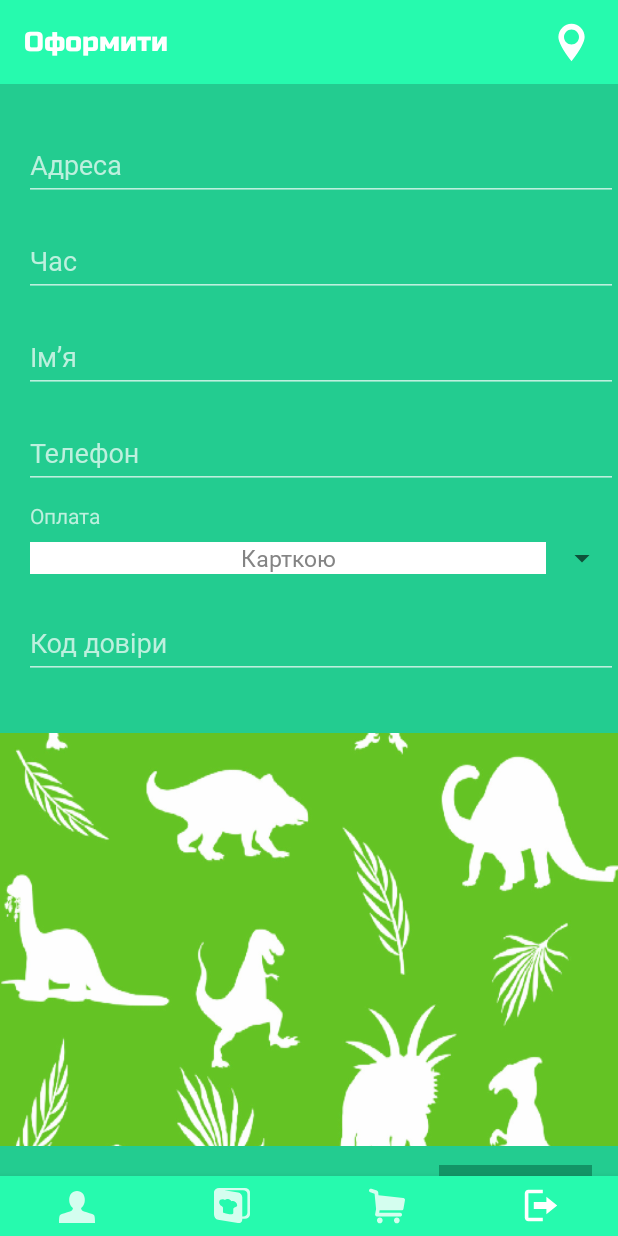
After one commit to DinoDelivery/DinoDev-Android, an Android app: the fragment CreateOrderFragment placed in its activity, on a phone screen of 412 x 824 dp. The commit adds this screen. Run offline under Robolectric (Android 15) with nearby library versions, the phone set to English and light mode, and no system bars.

Commit message:
Add CreateOrderFragment

```diff
--- a/app/src/main/java/com/dinodelivery/app/fragments/CartFragment.kt
+++ b/app/src/main/java/com/dinodelivery/app/fragments/CartFragment.kt
@@ -8,6 +8,7 @@ import android.view.ViewGroup
 import androidx.fragment.app.Fragment
 import androidx.lifecycle.Observer
 import androidx.lifecycle.ViewModelProviders
+import com.dinodelivery.app.MainActivity
 import com.dinodelivery.app.R
 import com.dinodelivery.app.adapters.CartItemListAdapter
 import com.dinodelivery.app.adapters.OrderDividerDecoration
@@ -33,7 +34,23 @@ class CartFragment : Fragment() {
         super.onViewCreated(view, savedInstanceState)
 
         cartViewModel.getCartItems()
+
+        initListeners()
+
         initObservers()
+    }
+
+    private fun initListeners() {
+        btnMap.setOnClickListener {
+            (requireActivity() as MainActivity).clearFragments()
+            (requireActivity() as MainActivity).navigateToFragment(MapFragment())
+        }
+
+        btnMakeOrder.setOnClickListener {
+            (requireActivity() as MainActivity).navigateToFragment(
+                CreateOrderFragment.newInstance(txtOrderPrice.text.toString())
+            )
+        }
     }
 
     private fun initObservers() {
@@ -41,7 +58,8 @@ class CartFragment : Fragment() {
 
             txtOrderPrice.text = getString(R.string.order_cart_price, getPrice(it))
 
-            cartItemsRecyclerView.adapter = CartItemListAdapter(it, object: CartItemListAdapter.CartItemClickListener {
+            cartItemsRecyclerView.adapter =
+                CartItemListAdapter(it, object : CartItemListAdapter.CartItemClickListener {
                     override fun onCartItemAdded(dish: DishEntity) {
                         cartViewModel.addCartItem(dish)
                     }
--- /dev/null
+++ b/app/src/main/java/com/dinodelivery/app/fragments/CreateOrderFragment.kt
@@ -0,0 +1,101 @@
+package com.dinodelivery.app.fragments
+
+
+import android.app.TimePickerDialog
+import android.os.Bundle
+import android.util.Log
+import android.view.LayoutInflater
+import android.view.View
+import android.view.ViewGroup
+import android.widget.AdapterView
+import android.widget.ArrayAdapter
+import androidx.fragment.app.Fragment
+import com.dinodelivery.app.MainActivity
+import com.dinodelivery.app.R
+import com.dinodelivery.app.utils.UserCacheUtils
+import kotlinx.android.synthetic.main.fragment_cart.btnMap
+import kotlinx.android.synthetic.main.fragment_cart.txtOrderPrice
+import kotlinx.android.synthetic.main.fragment_create_order.*
+import java.text.SimpleDateFormat
+import java.util.*
+
+class CreateOrderFragment : Fragment() {
+
+    private var orderPrice: String? = null
+
+    override fun onCreate(savedInstanceState: Bundle?) {
+        super.onCreate(savedInstanceState)
+        arguments?.let {
+            orderPrice = it.getString(ORDER_PRICE_KEY)
+        }
+    }
+
+    override fun onCreateView(
+        inflater: LayoutInflater, container: ViewGroup?,
+        savedInstanceState: Bundle?
+    ): View? {
+        return inflater.inflate(R.layout.fragment_create_order, container, false)
+    }
+
+    override fun onViewCreated(view: View, savedInstanceState: Bundle?) {
+        super.onViewCreated(view, savedInstanceState)
+
+        setInitialData()
+
+        initListeners()
+    }
+
+    private fun setInitialData() {
+        txtOrderPrice.text = orderPrice
+        UserCacheUtils.cachedUserData?.let {
+            fUserName.setText(it.username)
+            fPhone.setText(it.phone)
+        }
+        paymentSpinner.adapter =
+            ArrayAdapter<String>(requireContext(), R.layout.rating_spinner_item, requireContext().resources.getStringArray(R.array.payment))
+        paymentSpinner.onItemSelectedListener = object : AdapterView.OnItemSelectedListener {
+            override fun onNothingSelected(parent: AdapterView<*>?) {}
+
+            override fun onItemSelected(
+                parent: AdapterView<*>?,
+                view: View?,
+                position: Int,
+                id: Long
+            ) {
+                Log.d(TAG, "${parent?.getItemAtPosition(position)}")
+            }
+        }
+    }
+
+    private fun initListeners() {
+        btnMap.setOnClickListener {
+            (requireActivity() as MainActivity).clearFragments()
+            (requireActivity() as MainActivity).navigateToFragment(MapFragment())
+        }
+        fTime.setOnClickListener { setTime() }
+    }
+
+    private fun setTime() {
+        val cal = Calendar.getInstance()
+        val timeSetListener = TimePickerDialog.OnTimeSetListener { timePicker, hour, minute ->
+            cal.set(Calendar.HOUR_OF_DAY, hour)
+            cal.set(Calendar.MINUTE, minute)
+            fTime.setText(SimpleDateFormat("HH:mm").format(cal.time))
+        }
+        TimePickerDialog(requireContext(), timeSetListener, cal.get(Calendar.HOUR_OF_DAY), cal.get(Calendar.MINUTE), true).show()
+    }
+
+    companion object {
+        private const val ORDER_PRICE_KEY = "order_price_key"
+
+        private val TAG = CreateOrderFragment::class.java.simpleName
+
+        @JvmStatic
+        fun newInstance(price: String) =
+            CreateOrderFragment().apply {
+                arguments = Bundle().apply {
+                    putString(ORDER_PRICE_KEY, price)
+                }
+            }
+    }
+}
--- /dev/null
+++ b/app/src/main/res/layout/fragment_create_order.xml
@@ -0,0 +1,193 @@
+<?xml version="1.0" encoding="utf-8"?>
+<androidx.constraintlayout.widget.ConstraintLayout xmlns:android="http://schemas.android.com/apk/res/android"
+    xmlns:tools="http://schemas.android.com/tools"
+    android:layout_width="match_parent"
+    android:layout_height="match_parent"
+    xmlns:app="http://schemas.android.com/apk/res-auto"
+    android:background="@drawable/background"
+    android:orientation="vertical">
+
+    <androidx.appcompat.widget.AppCompatImageView
+        android:id="@+id/toolbar"
+        android:layout_width="match_parent"
+        android:layout_height="?attr/actionBarSize"
+        app:layout_constraintTop_toTopOf="parent"
+        app:layout_constraintStart_toStartOf="parent"
+        app:layout_constraintEnd_toEndOf="parent"
+        android:background="@color/colorPrimaryDark"
+        app:layout_constraintVertical_chainStyle="spread_inside"
+        tools:layout_height="40dp"/>
+
+    <androidx.appcompat.widget.AppCompatTextView
+        android:id="@+id/toolbarHeader"
+        android:layout_width="match_parent"
+        android:layout_height="0dp"
+        android:layout_marginStart="16dp"
+        android:fontFamily="@font/russo_one_regular"
+        android:gravity="center_vertical"
+        android:textColor="@android:color/white"
+        android:textSize="18sp"
+        android:text="@string/make_order"
+        app:layout_constraintBottom_toBottomOf="@id/toolbar"
+        app:layout_constraintTop_toTopOf="@id/toolbar" />
+
+    <androidx.appcompat.widget.AppCompatImageView
+        android:id="@+id/btnMap"
+        android:layout_width="wrap_content"
+        android:layout_height="wrap_content"
+        android:layout_marginEnd="16dp"
+        android:src="@drawable/ic_map"
+        app:layout_constraintBottom_toBottomOf="@id/toolbarHeader"
+        app:layout_constraintEnd_toEndOf="parent"
+        app:layout_constraintTop_toTopOf="@id/toolbarHeader" />
+
+    <LinearLayout
+        android:layout_width="match_parent"
+        android:layout_height="wrap_content"
+        android:background="@color/view_background"
+        android:orientation="vertical"
+        app:layout_constraintTop_toBottomOf="@id/toolbar">
+
+        <com.google.android.material.textfield.TextInputLayout
+            android:layout_width="match_parent"
+            android:layout_height="wrap_content"
+            android:layout_marginTop="22dp"
+            android:hint="@string/address_hint">
+
+            <com.google.android.material.textfield.TextInputEditText
+                android:id="@+id/fUAddress"
+                android:layout_width="match_parent"
+                android:layout_height="wrap_content"
+                android:layout_marginStart="16dp"
+                android:fontFamily="@font/roboto_regular"
+                android:gravity="center_vertical"
+                android:textColor="@android:color/white"
+                android:textSize="18sp"
+                tools:text="Шевченка 312" />
+        </com.google.android.material.textfield.TextInputLayout>
+
+        <com.google.android.material.textfield.TextInputLayout
+            android:layout_width="match_parent"
+            android:layout_height="wrap_content"
+            android:layout_marginTop="8dp"
+            android:hint="@string/time">
+
+            <com.google.android.material.textfield.TextInputEditText
+                android:id="@+id/fTime"
+                android:layout_width="match_parent"
+                android:layout_height="wrap_content"
+                android:layout_marginStart="16dp"
+                android:clickable="true"
+                android:focusable="false"
+                android:fontFamily="@font/roboto_regular"
+                android:gravity="center_vertical"
+                android:textColor="@android:color/white"
+                android:textSize="18sp"
+                tools:text="13:30" />
+        </com.google.android.material.textfield.TextInputLayout>
+
+        <com.google.android.material.textfield.TextInputLayout
+            android:layout_width="match_parent"
+            android:layout_height="wrap_content"
+            android:layout_marginTop="8dp"
+            android:hint="@string/name_hint">
+
+            <com.google.android.material.textfield.TextInputEditText
+                android:id="@+id/fUserName"
+                android:layout_width="match_parent"
+                android:layout_height="wrap_content"
+                android:layout_marginStart="16dp"
+                android:fontFamily="@font/roboto_regular"
+                android:gravity="center_vertical"
+                android:textColor="@android:color/white"
+                android:textSize="18sp"
+                tools:text="Акакій" />
+        </com.google.android.material.textfield.TextInputLayout>
+
+        <com.google.android.material.textfield.TextInputLayout
+            android:layout_width="match_parent"
+            android:layout_height="wrap_content"
+            android:layout_marginTop="8dp"
+            android:hint="@string/phone_hint">
+
+            <com.google.android.material.textfield.TextInputEditText
+                android:id="@+id/fPhone"
+                android:layout_width="match_parent"
+                android:layout_height="wrap_content"
+                android:layout_marginStart="16dp"
+                android:layout_marginTop="8dp"
+                android:fontFamily="@font/roboto_regular"
+                android:textColor="@android:color/white"
+                android:textSize="18sp"
+                tools:text="+3809111111111" />
+        </com.google.android.material.textfield.TextInputLayout>
+
+        <androidx.appcompat.widget.AppCompatTextView
+            android:layout_width="match_parent"
+            android:layout_height="wrap_content"
+            android:layout_marginStart="20dp"
+            android:layout_marginTop="8dp"
+            android:text="@string/payment" />
+
+        <androidx.appcompat.widget.AppCompatSpinner
+            android:id="@+id/paymentSpinner"
+            android:layout_width="match_parent"
+            android:layout_height="wrap_content"
+            android:layout_marginStart="20dp"
+            android:layout_marginTop="2dp"
+            android:paddingTop="6dp"
+            android:paddingBottom="6dp"
+            android:theme="@style/AppTheme.Spinner" />
+
+        <com.google.android.material.textfield.TextInputLayout
+            android:layout_width="match_parent"
+            android:layout_height="wrap_content"
+            android:layout_marginTop="8dp"
+            android:layout_marginBottom="36dp"
+            android:hint="@string/code">
+
+            <com.google.android.material.textfield.TextInputEditText
+                android:id="@+id/fCode"
+                android:layout_width="match_parent"
+                android:layout_height="wrap_content"
+                android:layout_marginStart="16dp"
+                android:layout_marginTop="8dp"
+                android:fontFamily="@font/roboto_regular"
+                android:textColor="@android:color/white"
+                android:textSize="18sp"
+                tools:text="56542564" />
+        </com.google.android.material.textfield.TextInputLayout>
+
+    </LinearLayout>
+
+    <androidx.appcompat.widget.AppCompatTextView
+        android:id="@+id/txtOrderPrice"
+        android:layout_width="match_parent"
+        android:layout_height="60dp"
+        android:background="@color/view_background"
+        android:fontFamily="@font/russo_one_regular"
+        android:gravity="center_vertical"
+        android:paddingStart="16dp"
+        android:text="@string/order_cart_price"
+        android:textColor="@android:color/white"
+        android:textSize="14sp"
+        app:layout_constraintBottom_toBottomOf="parent"
+        app:layout_constraintEnd_toEndOf="parent"
+        app:layout_constraintStart_toStartOf="parent" />
+
+    <androidx.appcompat.widget.AppCompatTextView
+        android:id="@+id/btnMakeOrder"
+        android:layout_width="wrap_content"
+        android:layout_height="wrap_content"
+        android:layout_marginEnd="17dp"
+        android:background="@color/button_color"
+        android:fontFamily="@font/russo_one_regular"
+        android:gravity="center_vertical"
+        android:padding="6dp"
+        android:text="@string/create_order"
+        android:textColor="@android:color/white"
+        android:textSize="18sp"
+        app:layout_constraintBottom_toBottomOf="parent"
+        app:layout_constraintEnd_toEndOf="parent"
+        app:layout_constraintTop_toTopOf="@id/txtOrderPrice" />
+</androidx.constraintlayout.widget.ConstraintLayout>
--- a/app/src/main/res/values/strings.xml
+++ b/app/src/main/res/values/strings.xml
@@ -45,6 +45,7 @@
     <string name="review_count">Відгуки (%d):</string>
     <string name="work_schedule">Графік роботи:</string>
     <string name="address">Адреса:</string>
+    <string name="address_hint">Адреса</string>
 
     <string-array name="work_days">
         <item>неділя:</item>
@@ -67,5 +68,14 @@
 
     <string name="cart">Кошик</string>
     <string name="make_order">Оформити</string>
+    <string name="create_order">Замовити</string>
+    <string name="time">Час</string>
+    <string name="code">Код довіри</string>
+    <string name="payment">Оплата</string>
+
+    <string-array name="payment">
+        <item>Карткою</item>
+        <item>Готівкою</item>
+    </string-array>
 
 </resources>
```
Lines whose indentation alone changed are shown as unchanged.
